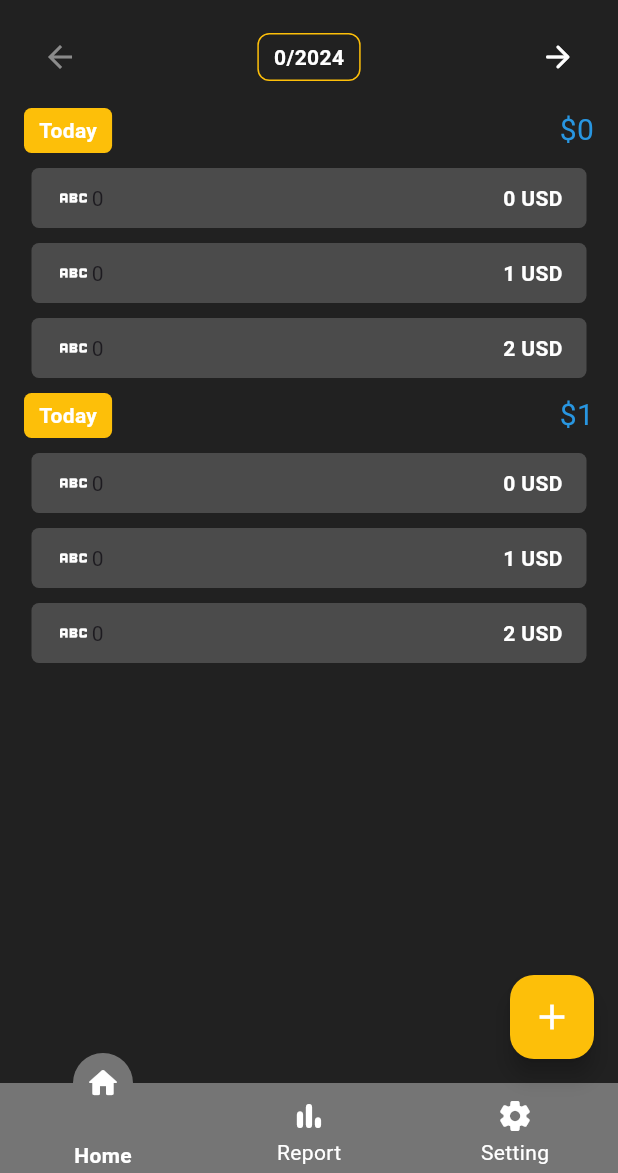
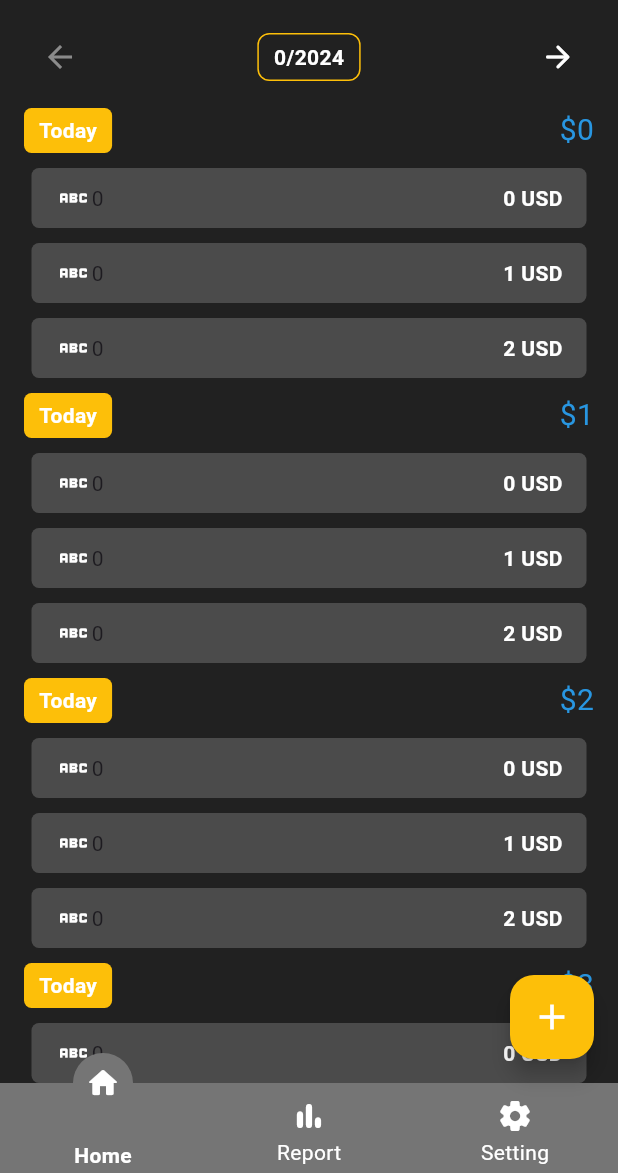
Before and after one commit to DiseirangCHHEUN/expense_tracker_ass, a Flutter app: the screen it shows after launch, on a phone screen of 412 x 824 dp, the part 63-1236 px from its top. Run offline on Flutter 3.47's test engine with Material 3 defaults, Android fonts, the phone set to English and light mode, and no system bars; our stand-ins replace get, google_fonts, hive, hive_flutter, icons_plus; missing offline and left inert: curved_navigation_bar_with_label; accounts and stored records are empty; Roboto replaces fonts that are missing (Battambang).

Commit message:
Update home_body.dart

```diff
--- a/lib/views/home/widgets/home_body.dart
+++ b/lib/views/home/widgets/home_body.dart
@@ -16,7 +16,8 @@ GetBuilder<HomeController> buildHomeBody() {
           return Column(
             children: [
               buildHomeHeader(index: index),
-              ListView.builder(
+              Expanded(
+                child: ListView.builder(
                   padding: const EdgeInsets.only(
                     top: AppSizes.p10,
                     right: AppSizes.p16,
@@ -24,13 +25,14 @@ GetBuilder<HomeController> buildHomeBody() {
                     bottom: 70,
                   ),
                   shrinkWrap: true,
-                itemCount: 2,
+                  itemCount: controller.pageItem.length,
                   itemBuilder: (context, index) {
                     return SectionHeader(
                       controller: controller,
                       index: index,
                     );
                   },
+                ),
               ),
             ],
           );
@@ -52,9 +54,7 @@ class SectionHeader extends StatelessWidget {
 
   @override
   Widget build(BuildContext context) {
-    return ListView(
-      physics: const NeverScrollableScrollPhysics(),
-      shrinkWrap: true,
+    return Column(
       children: [
         Row(
           mainAxisAlignment: MainAxisAlignment.spaceBetween,
```
Lines whose indentation alone changed are shown as unchanged.
